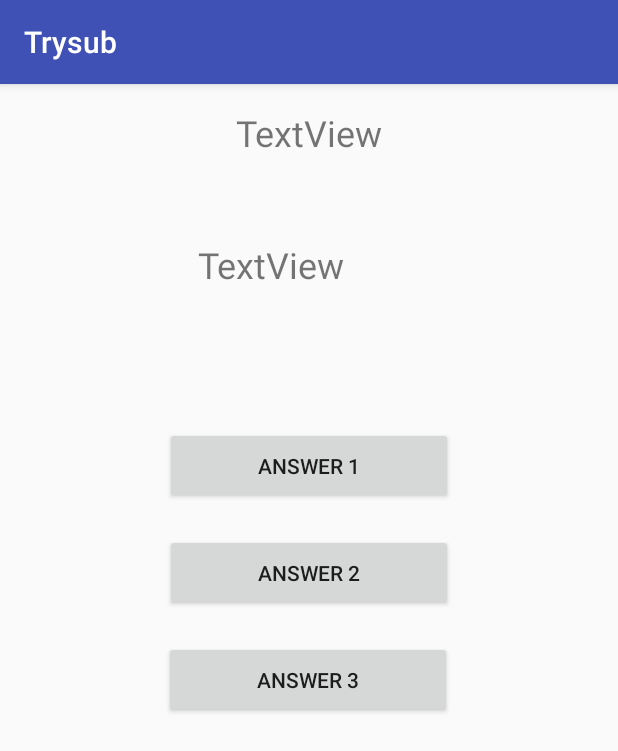
After one commit to jjay1996/TrySub2018, an Android app: the QuestionAnswerActivity screen opened directly, with no data from a screen before it, on a phone screen of 412 x 824 dp. The commit adds this screen. Shown: the top 751 px of the screen. Run offline under Robolectric (Android 15) with nearby library versions, the phone set to English and light mode, and no system bars.

Commit message:
Create question and answer page

```diff
--- a/app/src/main/AndroidManifest.xml
+++ b/app/src/main/AndroidManifest.xml
@@ -19,7 +19,8 @@
         <activity android:name=".PlayActivity" />
         <activity android:name=".HighScoreActivity" />
         <activity android:name=".ProfileActivity" />
-        <activity android:name=".SelectGameActivity"></activity>
+        <activity android:name=".SelectGameActivity" />
+        <activity android:name=".QuestionAnswerActivity"></activity>
     </application>
 
 </manifest>
--- a/app/src/main/java/com/egco428/trysub/PlayActivity.kt
+++ b/app/src/main/java/com/egco428/trysub/PlayActivity.kt
@@ -3,6 +3,9 @@ package com.egco428.trysub
 import android.content.Intent
 import android.support.v7.app.AppCompatActivity
 import android.os.Bundle
+import android.support.v4.app.ActivityCompat.finishAffinity
+import android.support.v4.content.ContextCompat.startActivity
+import com.egco428.trysub.R.id.*
 import kotlinx.android.synthetic.main.activity_play.*
 
 class PlayActivity : AppCompatActivity() {
--- a/app/src/main/java/com/egco428/trysub/ProfileActivity.kt
+++ b/app/src/main/java/com/egco428/trysub/ProfileActivity.kt
@@ -3,6 +3,9 @@ package com.egco428.trysub
 import android.content.Intent
 import android.support.v7.app.AppCompatActivity
 import android.os.Bundle
+import android.support.v4.content.ContextCompat.startActivity
+import com.egco428.trysub.R.id.exitProBtn
+import com.egco428.trysub.R.id.imageUserView
 import kotlinx.android.synthetic.main.activity_profile.*
 
 class ProfileActivity : AppCompatActivity() {
--- /dev/null
+++ b/app/src/main/java/com/egco428/trysub/QuestionAnswerActivity.kt
@@ -0,0 +1,12 @@
+package com.egco428.trysub
+
+import android.support.v7.app.AppCompatActivity
+import android.os.Bundle
+
+class QuestionAnswerActivity : AppCompatActivity() {
+
+    override fun onCreate(savedInstanceState: Bundle?) {
+        super.onCreate(savedInstanceState)
+        setContentView(R.layout.activity_question_answer)
+    }
+}
--- /dev/null
+++ b/app/src/main/res/layout/activity_question_answer.xml
@@ -0,0 +1,73 @@
+<?xml version="1.0" encoding="utf-8"?>
+<android.support.constraint.ConstraintLayout xmlns:android="http://schemas.android.com/apk/res/android"
+    xmlns:app="http://schemas.android.com/apk/res-auto"
+    xmlns:tools="http://schemas.android.com/tools"
+    android:layout_width="match_parent"
+    android:layout_height="match_parent"
+    tools:context=".QuestionAnswerActivity">
+
+    <TextView
+        android:id="@+id/noQATextView"
+        android:layout_width="wrap_content"
+        android:layout_height="wrap_content"
+        android:layout_marginEnd="8dp"
+        android:layout_marginStart="8dp"
+        android:layout_marginTop="16dp"
+        android:text="TextView"
+        android:textSize="24sp"
+        app:layout_constraintEnd_toEndOf="parent"
+        app:layout_constraintStart_toStartOf="parent"
+        app:layout_constraintTop_toTopOf="parent" />
+
+    <TextView
+        android:id="@+id/questionTextView"
+        android:layout_width="345dp"
+        android:layout_height="104dp"
+        android:layout_marginEnd="8dp"
+        android:layout_marginStart="8dp"
+        android:layout_marginTop="20dp"
+        android:gravity="center"
+        android:text="TextView"
+        android:textSize="24sp"
+        app:layout_constraintEnd_toEndOf="parent"
+        app:layout_constraintHorizontal_bias="0.0"
+        app:layout_constraintStart_toStartOf="parent"
+        app:layout_constraintTop_toBottomOf="@+id/noQATextView" />
+
+    <Button
+        android:id="@+id/answ1btn"
+        android:layout_width="192dp"
+        android:layout_height="51dp"
+        android:layout_marginEnd="8dp"
+        android:layout_marginStart="8dp"
+        android:layout_marginTop="56dp"
+        android:text="Answer 1"
+        app:layout_constraintEnd_toEndOf="parent"
+        app:layout_constraintStart_toStartOf="parent"
+        app:layout_constraintTop_toBottomOf="@+id/questionTextView" />
+
+    <Button
+        android:id="@+id/answ2btn"
+        android:layout_width="192dp"
+        android:layout_height="51dp"
+        android:layout_marginEnd="8dp"
+        android:layout_marginStart="8dp"
+        android:layout_marginTop="20dp"
+        android:text="Answer 2"
+        app:layout_constraintEnd_toEndOf="parent"
+        app:layout_constraintStart_toStartOf="parent"
+        app:layout_constraintTop_toBottomOf="@+id/answ1btn" />
+
+    <Button
+        android:id="@+id/answ3btn"
+        android:layout_width="192dp"
+        android:layout_height="51dp"
+        android:layout_marginEnd="6dp"
+        android:layout_marginStart="8dp"
+        android:layout_marginTop="20dp"
+        android:text="Answer 3"
+        app:layout_constraintEnd_toEndOf="parent"
+        app:layout_constraintHorizontal_bias="0.493"
+        app:layout_constraintStart_toStartOf="parent"
+        app:layout_constraintTop_toBottomOf="@+id/answ2btn" />
+</android.support.constraint.ConstraintLayout>
```
Also changed, not shown: app/src/main/java/com/egco428/trysub/MainActivity.kt (+7 -0 lines), app/src/main/java/com/egco428/trysub/QuestionAnswer.kt (added, +213 -0 lines).
